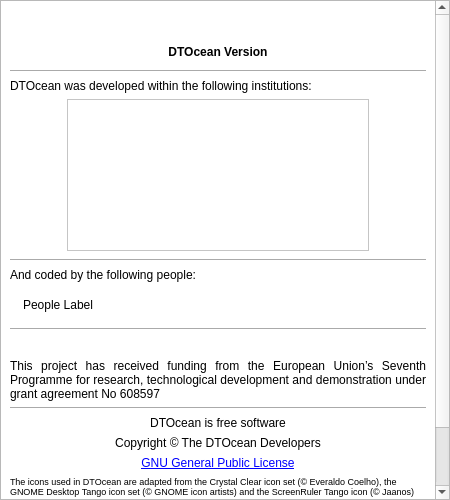
Before: the Qt Designer form designer/about.ui in DTOcean/dtocean-app, drawn with Qt 5.
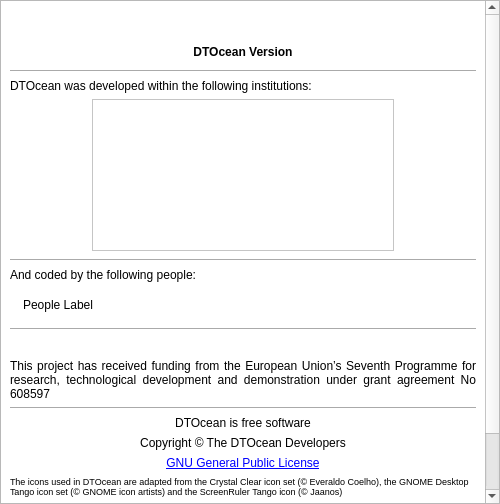
After: the same form once the commit is applied. Icons and pictures are not drawn.

Commit message: Improve look and feel on high DPI windows 8 display. Needs tested on Windows 7.

Patch:
```diff
--- a/designer/about.ui
+++ b/designer/about.ui
@@ -6,8 +6,8 @@
    <rect>
     <x>0</x>
     <y>0</y>
-    <width>450</width>
-    <height>500</height>
+    <width>500</width>
+    <height>504</height>
    </rect>
   </property>
   <property name="sizePolicy">
@@ -18,13 +18,13 @@
   </property>
   <property name="minimumSize">
    <size>
-    <width>450</width>
+    <width>500</width>
     <height>0</height>
    </size>
   </property>
   <property name="maximumSize">
    <size>
-    <width>450</width>
+    <width>500</width>
     <height>16777215</height>
    </size>
   </property>
@@ -57,8 +57,8 @@
        <rect>
         <x>0</x>
         <y>0</y>
-        <width>427</width>
-        <height>1051</height>
+        <width>472</width>
+        <height>1196</height>
        </rect>
       </property>
       <property name="styleSheet">
```
The commit also changes 6 other files.
